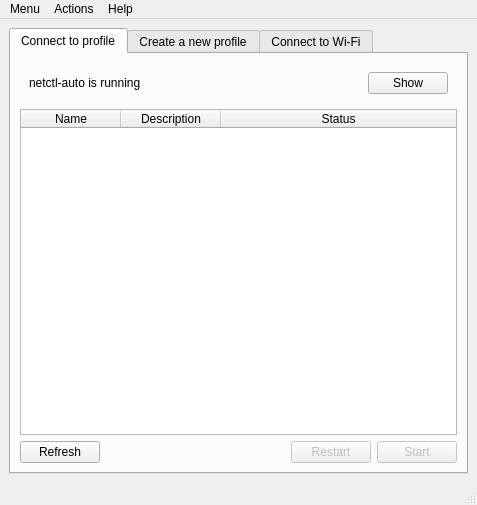
This is sources/gui/src/mainwindow.ui in arcan1s/netctl-gui as Qt 5 draws it before an edit. The edited form follows.
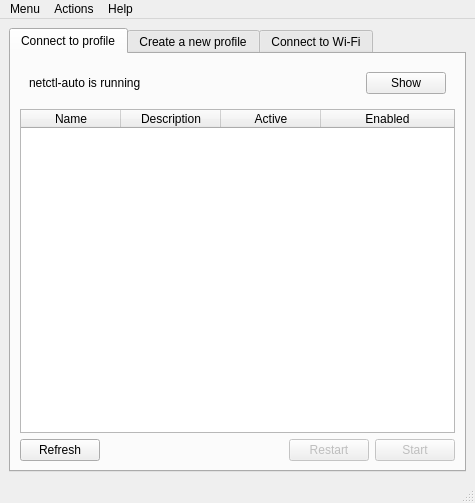
This is the edited form. Icons and pictures are not drawn.

```diff
--- a/sources/gui/src/mainwindow.ui
+++ b/sources/gui/src/mainwindow.ui
@@ -6,8 +6,8 @@
    <rect>
     <x>0</x>
     <y>0</y>
-    <width>477</width>
-    <height>505</height>
+    <width>475</width>
+    <height>503</height>
    </rect>
   </property>
   <property name="windowTitle">
@@ -92,7 +92,15 @@
           </column>
           <column>
            <property name="text">
-            <string>Status</string>
+            <string>Active</string>
+           </property>
+           <property name="textAlignment">
+            <set>AlignHCenter|AlignVCenter|AlignCenter</set>
+           </property>
+          </column>
+          <column>
+           <property name="text">
+            <string>Enabled</string>
            </property>
            <property name="textAlignment">
             <set>AlignHCenter|AlignVCenter|AlignCenter</set>
@@ -367,7 +375,7 @@
     <rect>
      <x>0</x>
      <y>0</y>
-     <width>477</width>
+     <width>475</width>
      <height>22</height>
     </rect>
    </property>
```
Left out of the diff: 8 changed lines with no effect on the pictures.
